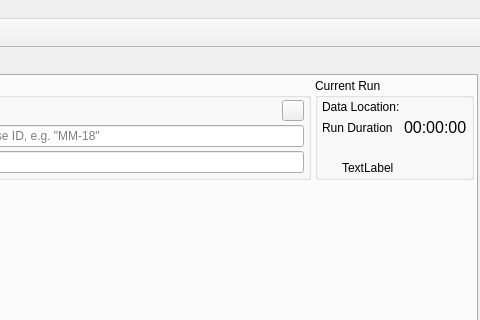
Qt form src/mainwindow.ui (syntalos/syntalos) before a commit; both pictures show x 290 to 770 and y 0 to 320 of the 770 by 761 pixel window.
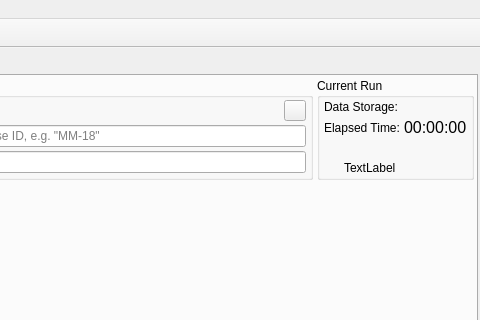
The same form after that commit. Icons and pictures are not drawn. Custom widgets are drawn as their Qt base class.

Commit message: Display elapsed run-time in main view

The edit to the form file:
```diff
--- a/src/mainwindow.ui
+++ b/src/mainwindow.ui
@@ -360,7 +360,7 @@
                    <item row="0" column="0">
                     <widget class="QLabel" name="dataLocationLabel">
                      <property name="text">
-                      <string>Data Location:</string>
+                      <string>Data Storage:</string>
                      </property>
                     </widget>
                    </item>
@@ -382,7 +382,7 @@
                    <item row="1" column="0">
                     <widget class="QLabel" name="runDurationLabel">
                      <property name="text">
-                      <string>Run Duration</string>
+                      <string>Elapsed Time:</string>
                      </property>
                     </widget>
                    </item>
```
Left out of the diff: 9 changed lines with no effect on the pictures. The commit also changes 4 other files.
